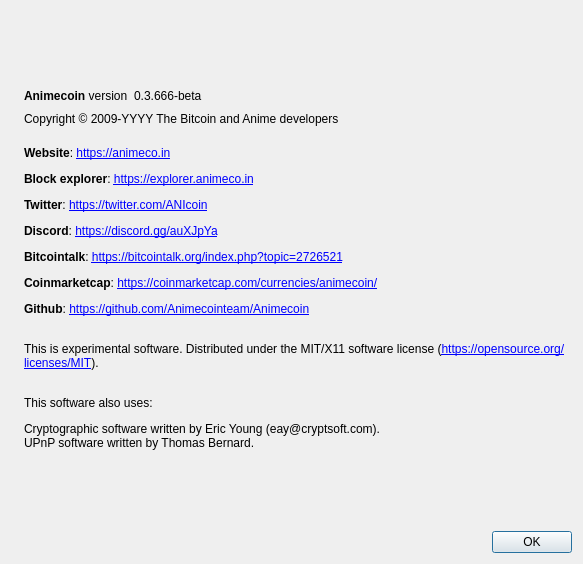
Above: src/qt/forms/aboutdialog.ui from Animecointeam/Animecoin before the change. Below: the same form after it.
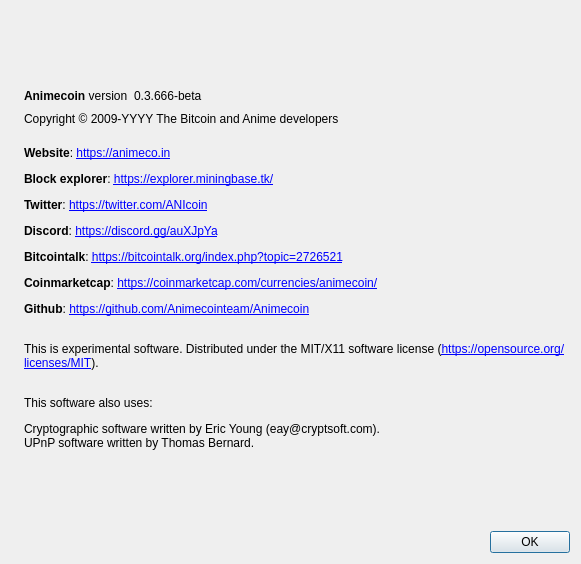
That is the form after the change. Icons and pictures are not drawn.

Diff of the .ui file:
```diff
--- a/src/qt/forms/aboutdialog.ui
+++ b/src/qt/forms/aboutdialog.ui
@@ -6,7 +6,7 @@
    <rect>
     <x>0</x>
     <y>0</y>
-    <width>583</width>
+    <width>581</width>
     <height>564</height>
    </rect>
   </property>
@@ -125,7 +125,7 @@
         <cursorShape>IBeamCursor</cursorShape>
        </property>
        <property name="text">
-        <string>&lt;html&gt;&lt;head/&gt;&lt;body&gt;&lt;p&gt;&lt;span style=&quot; font-weight:600;&quot;&gt;&lt;br/&gt;Website&lt;/span&gt;: &lt;a href=&quot;https://animeco.in&quot;&gt;&lt;span style=&quot; text-decoration: underline; color:#0000ff;&quot;&gt;https://animeco.in&lt;/span&gt;&lt;/a&gt;&lt;/p&gt;&lt;p&gt;&lt;span style=&quot; font-weight:600;&quot;&gt;Block explorer&lt;/span&gt;: &lt;a href=&quot;https://explorer.animeco.in&quot;&gt;&lt;span style=&quot; text-decoration: underline; color:#0000ff;&quot;&gt;https://explorer.animeco.in&lt;/span&gt;&lt;/a&gt;&lt;/p&gt;&lt;p&gt;&lt;span style=&quot; font-weight:600;&quot;&gt;Twitter&lt;/span&gt;: &lt;a href=&quot;https://twitter.com/ANIcoin&quot;&gt;&lt;span style=&quot; text-decoration: underline; color:#0000ff;&quot;&gt;https://twitter.com/ANIcoin&lt;/span&gt;&lt;/a&gt;&lt;/p&gt;&lt;p&gt;&lt;span style=&quot; font-weight:600;&quot;&gt;Discord&lt;/span&gt;: &lt;a href=&quot;https://discord.gg/auXJpYa&quot;&gt;&lt;span style=&quot; text-decoration: underline; color:#0000ff;&quot;&gt;https://discord.gg/auXJpYa&lt;/span&gt;&lt;/a&gt;&lt;/p&gt;&lt;p&gt;&lt;span style=&quot; font-weight:600;&quot;&gt;Bitcointalk&lt;/span&gt;: &lt;a href=&quot;https://bitcointalk.org/index.php?topic=2726521&quot;&gt;&lt;span style=&quot; text-decoration: underline; color:#0000ff;&quot;&gt;https://bitcointalk.org/index.php?topic=2726521&lt;/span&gt;&lt;/a&gt;&lt;/p&gt;&lt;p&gt;&lt;span style=&quot; font-weight:600;&quot;&gt;Coinmarketcap&lt;/span&gt;: &lt;a href=&quot;https://coinmarketcap.com/currencies/animecoin/&quot;&gt;&lt;span style=&quot; text-decoration: underline; color:#0000ff;&quot;&gt;https://coinmarketcap.com/currencies/animecoin/&lt;/span&gt;&lt;/a&gt;&lt;/p&gt;&lt;p&gt;&lt;span style=&quot; font-weight:600;&quot;&gt;Github&lt;/span&gt;: &lt;a href=&quot;https://github.com/Animecointeam/Animecoin&quot;&gt;&lt;span style=&quot; text-decoration: underline; color:#0000ff;&quot;&gt;https://github.com/Animecointeam/Animecoin&lt;/span&gt;&lt;/a&gt;&lt;/p&gt;&lt;p&gt;&lt;br/&gt;This is experimental software. Distributed under the MIT/X11 software license (&lt;a href=&quot;https://opensource.org/licenses/MIT&quot;&gt;&lt;span style=&quot; text-decoration: underline; color:#0000ff;&quot;&gt;https://opensource.org/licenses/MIT&lt;/span&gt;&lt;/a&gt;).&lt;br/&gt;&lt;/p&gt;&lt;p&gt;This software also uses:&lt;/p&gt;&lt;p&gt;Cryptographic software written by Eric Young (eay@cryptsoft.com).&lt;br/&gt;UPnP software written by Thomas Bernard.&lt;/p&gt;&lt;/body&gt;&lt;/html&gt;</string>
+        <string>&lt;html&gt;&lt;head/&gt;&lt;body&gt;&lt;p&gt;&lt;span style=&quot; font-weight:600;&quot;&gt;&lt;br/&gt;Website&lt;/span&gt;: &lt;a href=&quot;https://animeco.in&quot;&gt;&lt;span style=&quot; text-decoration: underline; color:#0000ff;&quot;&gt;https://animeco.in&lt;/span&gt;&lt;/a&gt;&lt;/p&gt;&lt;p&gt;&lt;span style=&quot; font-weight:600;&quot;&gt;Block explorer&lt;/span&gt;: &lt;a href=&quot;https://explorer.miningbase.tk/&quot;&gt;&lt;span style=&quot; text-decoration: underline; color:#0000ff;&quot;&gt;https://explorer.miningbase.tk/&lt;/span&gt;&lt;/a&gt;&lt;/p&gt;&lt;p&gt;&lt;span style=&quot; font-weight:600;&quot;&gt;Twitter&lt;/span&gt;: &lt;a href=&quot;https://twitter.com/ANIcoin&quot;&gt;&lt;span style=&quot; text-decoration: underline; color:#0000ff;&quot;&gt;https://twitter.com/ANIcoin&lt;/span&gt;&lt;/a&gt;&lt;/p&gt;&lt;p&gt;&lt;span style=&quot; font-weight:600;&quot;&gt;Discord&lt;/span&gt;: &lt;a href=&quot;https://discord.gg/auXJpYa&quot;&gt;&lt;span style=&quot; text-decoration: underline; color:#0000ff;&quot;&gt;https://discord.gg/auXJpYa&lt;/span&gt;&lt;/a&gt;&lt;/p&gt;&lt;p&gt;&lt;span style=&quot; font-weight:600;&quot;&gt;Bitcointalk&lt;/span&gt;: &lt;a href=&quot;https://bitcointalk.org/index.php?topic=2726521&quot;&gt;&lt;span style=&quot; text-decoration: underline; color:#0000ff;&quot;&gt;https://bitcointalk.org/index.php?topic=2726521&lt;/span&gt;&lt;/a&gt;&lt;/p&gt;&lt;p&gt;&lt;span style=&quot; font-weight:600;&quot;&gt;Coinmarketcap&lt;/span&gt;: &lt;a href=&quot;https://coinmarketcap.com/currencies/animecoin/&quot;&gt;&lt;span style=&quot; text-decoration: underline; color:#0000ff;&quot;&gt;https://coinmarketcap.com/currencies/animecoin/&lt;/span&gt;&lt;/a&gt;&lt;/p&gt;&lt;p&gt;&lt;span style=&quot; font-weight:600;&quot;&gt;Github&lt;/span&gt;: &lt;a href=&quot;https://github.com/Animecointeam/Animecoin&quot;&gt;&lt;span style=&quot; text-decoration: underline; color:#0000ff;&quot;&gt;https://github.com/Animecointeam/Animecoin&lt;/span&gt;&lt;/a&gt;&lt;/p&gt;&lt;p&gt;&lt;br/&gt;This is experimental software. Distributed under the MIT/X11 software license (&lt;a href=&quot;https://opensource.org/licenses/MIT&quot;&gt;&lt;span style=&quot; text-decoration: underline; color:#0000ff;&quot;&gt;https://opensource.org/licenses/MIT&lt;/span&gt;&lt;/a&gt;).&lt;br/&gt;&lt;/p&gt;&lt;p&gt;This software also uses:&lt;/p&gt;&lt;p&gt;Cryptographic software written by Eric Young (eay@cryptsoft.com).&lt;br/&gt;UPnP software written by Thomas Bernard.&lt;/p&gt;&lt;/body&gt;&lt;/html&gt;</string>
        </property>
        <property name="scaledContents">
         <bool>false</bool>
```
